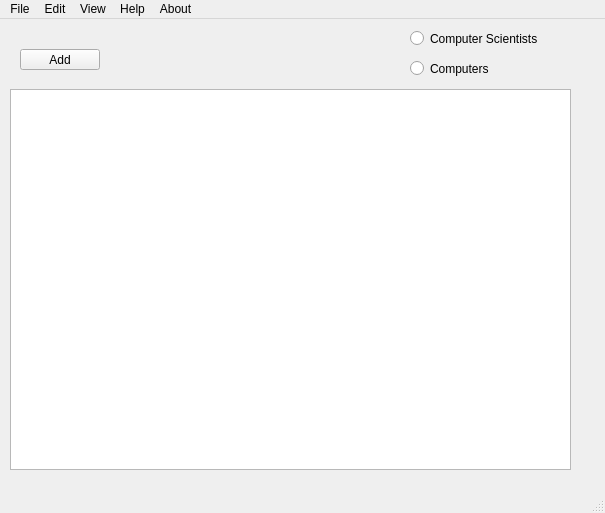
hrafnkelli14/Verklegt-verkefni-3, file mainwindow.ui: the form before one commit.
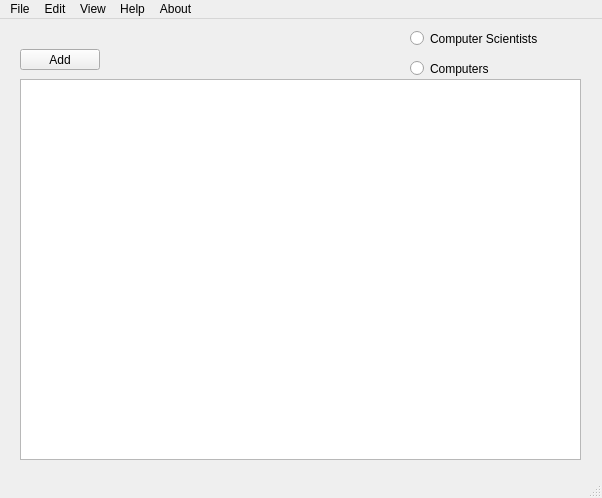
The form after the commit.

Commit message: minor main window layout fixing

Diff of the .ui file:
```diff
--- a/mainwindow.ui
+++ b/mainwindow.ui
@@ -6,8 +6,8 @@
    <rect>
     <x>0</x>
     <y>0</y>
-    <width>605</width>
-    <height>513</height>
+    <width>602</width>
+    <height>498</height>
    </rect>
   </property>
   <property name="windowTitle">
@@ -17,8 +17,8 @@
    <widget class="QTableView" name="tableView">
     <property name="geometry">
      <rect>
-      <x>10</x>
-      <y>70</y>
+      <x>20</x>
+      <y>60</y>
       <width>561</width>
       <height>381</height>
      </rect>
@@ -75,8 +75,8 @@
     <rect>
      <x>0</x>
      <y>0</y>
-     <width>605</width>
-     <height>31</height>
+     <width>602</width>
+     <height>20</height>
     </rect>
    </property>
    <widget class="QMenu" name="menuSkil_3">
```
The commit also changes 1 other file.
